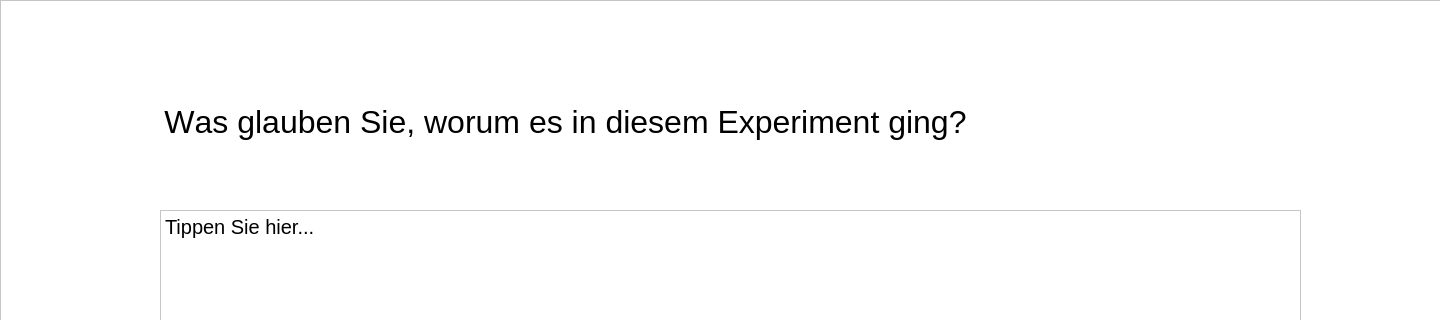
Qt form forms/open_goal.ui (IKI-Lab/auscultation_AI_noise_exp) before a commit; both pictures show x 0 to 1440 and y 0 to 320 of the 1440 by 757 pixel window.
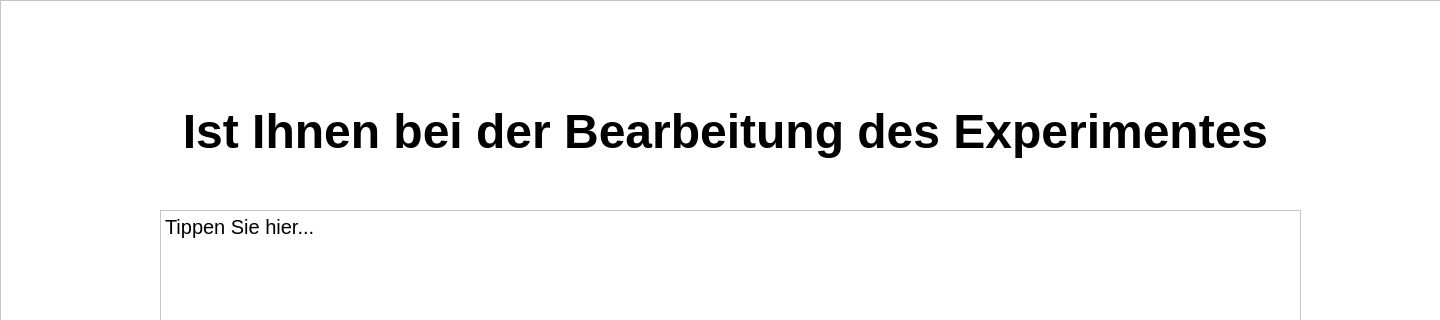
The same form after that commit.

What changed in the file:
```diff
--- a/forms/open_goal.ui
+++ b/forms/open_goal.ui
@@ -62,9 +62,9 @@
    <widget class="QTextBrowser" name="textBrowser">
     <property name="geometry">
      <rect>
-      <x>160</x>
+      <x>130</x>
       <y>100</y>
-      <width>811</width>
+      <width>1191</width>
       <height>61</height>
      </rect>
     </property>
@@ -82,7 +82,7 @@
 &lt;html&gt;&lt;head&gt;&lt;meta name=&quot;qrichtext&quot; content=&quot;1&quot; /&gt;&lt;style type=&quot;text/css&quot;&gt;
 p, li { white-space: pre-wrap; }
 &lt;/style&gt;&lt;/head&gt;&lt;body style=&quot; font-family:'.AppleSystemUIFont'; font-size:13pt; font-weight:400; font-style:normal;&quot;&gt;
-&lt;p align=&quot;center&quot; style=&quot; margin-top:0px; margin-bottom:0px; margin-left:0px; margin-right:0px; -qt-block-indent:0; text-indent:0px;&quot;&gt;&lt;a name=&quot;docs-internal-guid-e8bdf48b-7fff-d92e-246a-10b29b8b4cea&quot;&gt;&lt;/a&gt;&lt;span style=&quot; font-family:'Arial'; font-size:24pt; color:#000000; background-color:transparent;&quot;&gt;W&lt;/span&gt;&lt;span style=&quot; font-family:'Arial'; font-size:24pt; color:#000000; background-color:transparent;&quot;&gt;as glauben Sie, worum es in diesem Experiment ging?&lt;/span&gt;&lt;/p&gt;&lt;/body&gt;&lt;/html&gt;</string>
+&lt;p align=&quot;center&quot; style=&quot; margin-top:0px; margin-bottom:0px; margin-left:0px; margin-right:0px; -qt-block-indent:0; text-indent:0px;&quot;&gt;&lt;span style=&quot; font-family:'Arial'; font-size:36pt; font-weight:600; color:#000000; background-color:transparent;&quot;&gt;Ist Ihnen bei der Bearbeitung des Experimentes etwas aufgefallen?&lt;/span&gt;&lt;/p&gt;&lt;/body&gt;&lt;/html&gt;</string>
     </property>
    </widget>
    <widget class="QPlainTextEdit" name="plainTextEdit">
```
